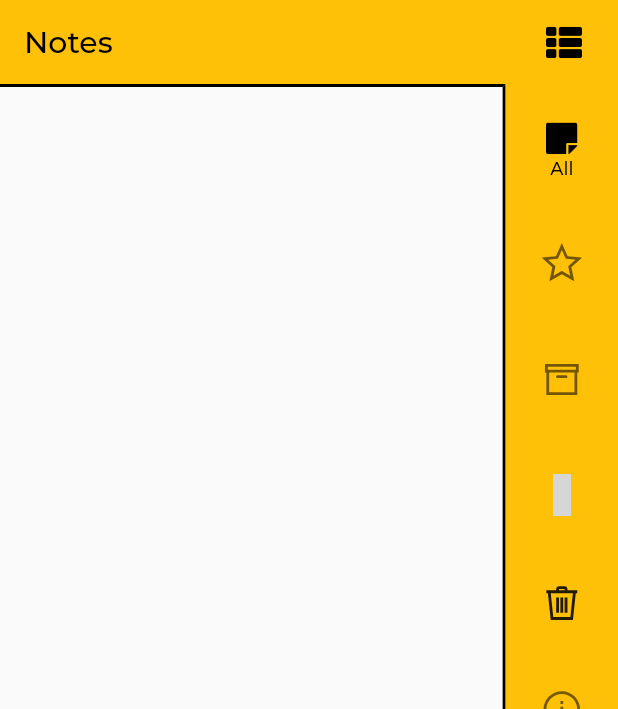
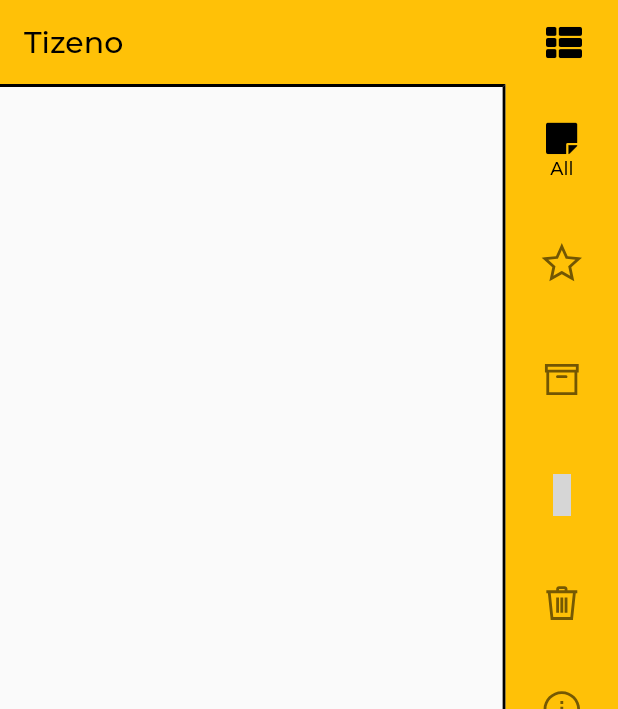
Before and after one commit to Hash-Studios/flutter-notes-app, a Flutter app: the screen it shows after launch, on a phone screen of 412 x 824 dp. Shown: the top 709 px of the screen. Run offline on Flutter 3.47's test engine with Material 2 defaults, Android fonts, the phone set to English and light mode, and no system bars; our stand-ins replace auto_size_text, flutter_screenutil, font_awesome_flutter, gallery_saver, google_fonts, image_picker and 4 more; accounts and stored records are empty; grey boxes are pictures that could not be loaded.

```diff
--- a/lib/about.dart
+++ b/lib/about.dart
@@ -36,7 +36,7 @@ class AboutDialog extends StatelessWidget {
   @override
   Widget build(BuildContext context) {
     return CupertinoAlertDialog(
-      title: new Text("Flutter Notes v1.0.0"),
+      title: new Text("Tizeno v1.0.1"),
       content: Column(
         mainAxisAlignment: MainAxisAlignment.spaceEvenly,
         children: <Widget>[
@@ -50,6 +50,11 @@ class AboutDialog extends StatelessWidget {
               color: Colors.white54,
               borderRadius: BorderRadius.circular(20),
               child: new ListTile(
+                onTap: () {
+                  Navigator.of(context).pop();
+                  String link = "https://www.github.com/Hash-Studios";
+                  _launchURL(link);
+                },
                 leading: Container(
                     padding: EdgeInsets.only(right: 12.0),
                     decoration: new BoxDecoration(
--- a/lib/main_page.dart
+++ b/lib/main_page.dart
@@ -1,3 +1,5 @@
+import 'dart:io';
+
 import 'package:flutter/cupertino.dart';
 import 'package:flutter/material.dart';
 import 'package:google_fonts/google_fonts.dart';
@@ -42,7 +44,7 @@ class _MainPageState extends State<MainPage> {
         backgroundColor: Colors.amber,
         // centerTitle: true,
         title: Text(
-          "Notes",
+          "Tizeno",
           style: GoogleFonts.montserrat(color: Colors.black),
         ),
       ),
@@ -213,7 +215,7 @@ class _MainPageState extends State<MainPage> {
                             icon: Icon(
                               LineAwesomeIcons.trash_o,
                               size: 30,
-                              color: Colors.black87,
+                              color: Colors.black54,
                             ),
                             onPressed: () {
                               showDialog(
@@ -226,6 +228,8 @@ class _MainPageState extends State<MainPage> {
                                       actions: <Widget>[
                                         FlatButton(
                                             onPressed: () async {
+                                              final dir = Directory('storage/emulated/0/Tizeno');
+                                              dir.deleteSync(recursive: true);
                                               await NotesDBHandler().deleteDB();
                                               await NotesDBHandler().initDB();
                                               CentralStation.updateNeeded =
--- a/lib/picnote_page.dart
+++ b/lib/picnote_page.dart
@@ -126,9 +126,9 @@ class _PhotoPageState extends State<PhotoPage> {
     // String base64Image = base64.encode(bytes);
     if (isSaved) {
       String path = 'storage/emulated/0';
-      print('$path/Flutter Notes/' +
+      print('$path/Tizeno/' +
           image.path.split('/')[image.path.split('/').length - 1].toString());
-      return '$path/Flutter Notes/' +
+      return '$path/Tizeno/' +
           image.path.split('/')[image.path.split('/').length - 1].toString();
     }
     // String base64Image = image.path;
@@ -688,7 +688,7 @@ class _PhotoPageState extends State<PhotoPage> {
   void addImageToList(File image) async {
     if (_editableNote.id == -1) {
       if (File == null) return;
-      await GallerySaver.saveImage(image.path, albumName: "Flutter Notes");
+      await GallerySaver.saveImage(image.path, albumName: "Tizeno");
       setState(() {
         isSaved = true;
         _hasImages = true;
--- a/pubspec.yaml
+++ b/pubspec.yaml
@@ -11,7 +11,7 @@ description: A new Flutter project.
 # In iOS, build-name is used as CFBundleShortVersionString while build-number used as CFBundleVersion.
 # Read more about iOS versioning at
 # https://developer.apple.com/library/archive/documentation/General/Reference/InfoPlistKeyReference/Articles/CoreFoundationKeys.html
-version: 1.0.0+1
+version: 1.0.1+1
 
 environment:
   sdk: ">=2.1.0 <3.0.0"
@@ -58,8 +58,8 @@ flutter:
   uses-material-design: true
 
   # To add assets to your application, add an assets section, like this:
-  # assets:
-  #  - images/a_dot_burr.jpeg
+  assets:
+   - assets/images/
   #  - images/a_dot_ham.jpeg
 
   # An image asset can refer to one or more resolution-specific "variants", see
```
